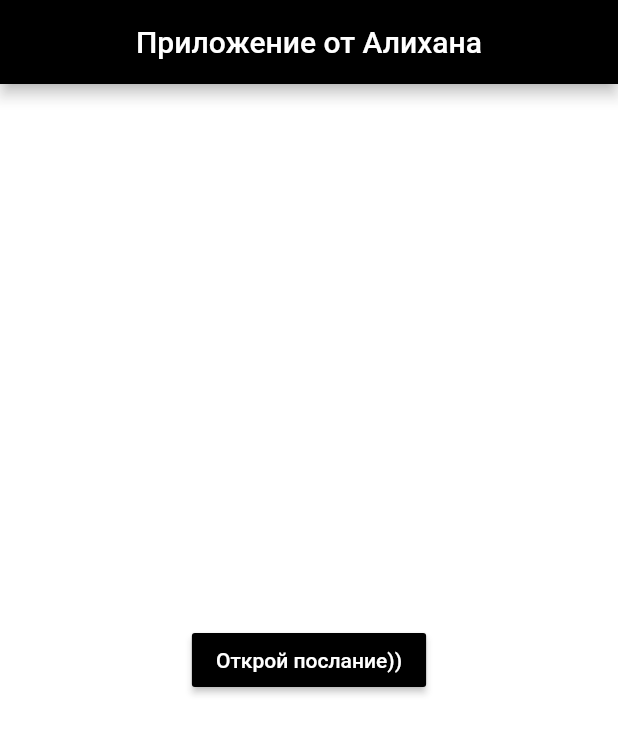
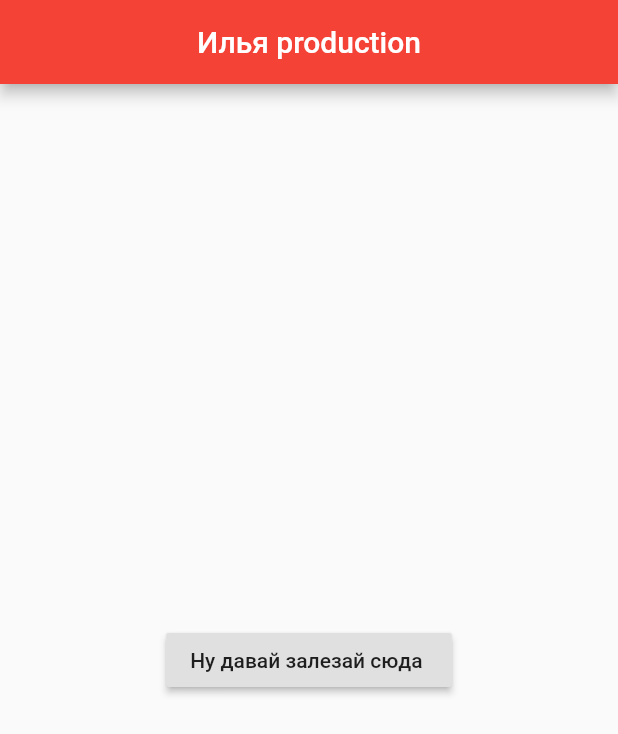
Before and after one commit to ilyagoguadze/Newprojekt, a Flutter app: the screen it shows after launch, on a phone screen of 412 x 824 dp. Shown: the top 734 px of the screen. Run offline on Flutter 3.47's test engine with Material 2 defaults, Android fonts, the phone set to English and light mode, and no system bars.

Commit message:
Update main.dart

```diff
--- a/lib/main.dart
+++ b/lib/main.dart
@@ -1,29 +1,22 @@
 import 'package:flutter/material.dart';
-
-import '2.dart';
-
+import 'package:flutternew_project/2.dart';
 
 class MainScreen extends StatelessWidget {
   @override
   Widget build(BuildContext context) {
     return Scaffold(
-      appBar: AppBar(
-        title: Text('Приложение от Алихана'),
+      appBar: AppBar(title: Text('Илья production'),
         centerTitle: true,
-        backgroundColor: Colors.black,
+        backgroundColor: Colors.red,
       ),
       body: Center(
+          child: RaisedButton(
+              onPressed: () {
+                Navigator.push(context,
+                    MaterialPageRoute(builder: (context) => SecondScreen()));
+              },
 
-          child: RaisedButton(
-            onPressed: () {
-              Navigator.push(context,
-                  MaterialPageRoute(builder: (context) => SecondScreen()));
-            },
-            child: Text('Открой послание))', style: TextStyle(color: Colors.white),),
-            color: Colors.black,
-
-          )),
-      backgroundColor: Colors.white12,
+              child: Text('Ну давай залезай сюда '))),
     );
   }
 }
```
